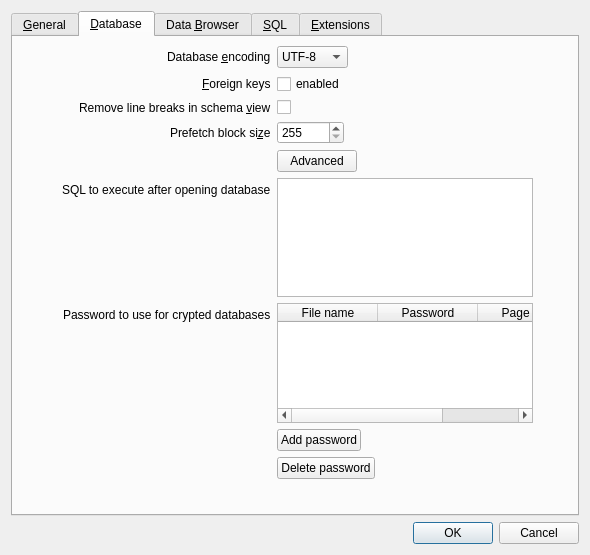
The window that src/PreferencesDialog.ui (sqlitebrowser/sqlitebrowser) describes before a commit, drawn with Qt 5.
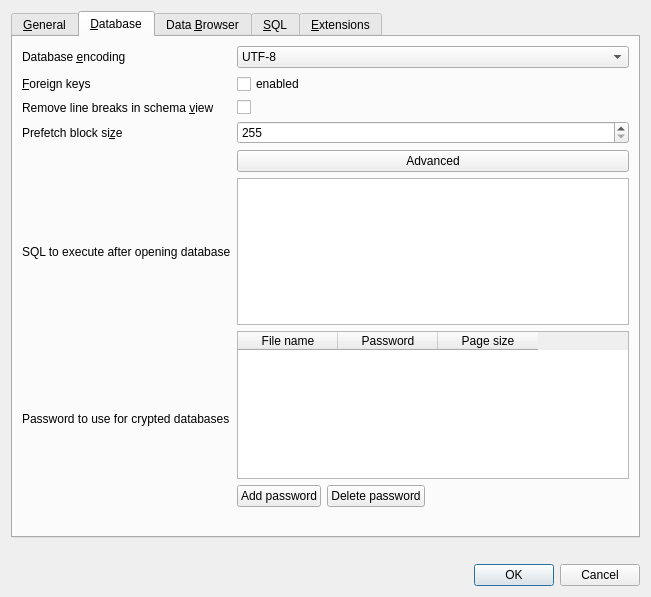
The same window after the commit. The open tabs and pages were chosen to show the change. Icons and pictures are not drawn. Custom widgets are drawn as their Qt base class.

Commit message: Rearrange database passwords widgets

```diff
--- a/src/PreferencesDialog.ui
+++ b/src/PreferencesDialog.ui
@@ -6,8 +6,8 @@
    <rect>
     <x>0</x>
     <y>0</y>
-    <width>590</width>
-    <height>555</height>
+    <width>651</width>
+    <height>597</height>
    </rect>
   </property>
   <property name="windowTitle">
@@ -20,7 +20,7 @@
    <item>
     <widget class="QTabWidget" name="tabWidget">
      <property name="currentIndex">
-      <number>0</number>
+      <number>1</number>
      </property>
      <widget class="QWidget" name="tab_4">
       <attribute name="title">
@@ -145,57 +145,11 @@
       <attribute name="title">
        <string>&amp;Database</string>
       </attribute>
-      <layout class="QFormLayout" name="formLayout">
-       <property name="fieldGrowthPolicy">
-        <enum>QFormLayout::FieldsStayAtSizeHint</enum>
-       </property>
-       <property name="labelAlignment">
-        <set>Qt::AlignRight|Qt::AlignTrailing|Qt::AlignVCenter</set>
-       </property>
-       <property name="formAlignment">
-        <set>Qt::AlignHCenter|Qt::AlignTop</set>
-       </property>
-       <item row="0" column="0">
-        <widget class="QLabel" name="label">
+      <layout class="QGridLayout" name="gridLayout_5">
+       <item row="8" column="0">
+        <widget class="QLabel" name="label_21">
          <property name="text">
-          <string>Database &amp;encoding</string>
-         </property>
-         <property name="buddy">
-          <cstring>encodingComboBox</cstring>
-         </property>
-        </widget>
-       </item>
-       <item row="0" column="1">
-        <widget class="QComboBox" name="encodingComboBox">
-         <item>
-          <property name="text">
-           <string notr="true">UTF-8</string>
-          </property>
-         </item>
-         <item>
-          <property name="text">
-           <string notr="true">UTF-16</string>
-          </property>
-         </item>
-        </widget>
-       </item>
-       <item row="1" column="0">
-        <widget class="QLabel" name="label_5">
-         <property name="toolTip">
-          <string>Open databases with foreign keys enabled.</string>
-         </property>
-         <property name="text">
-          <string>&amp;Foreign keys</string>
-         </property>
-         <property name="buddy">
-          <cstring>foreignKeysCheckBox</cstring>
-         </property>
-        </widget>
-       </item>
-       <item row="1" column="1">
-        <widget class="QCheckBox" name="foreignKeysCheckBox">
-         <property name="text">
-          <string>enabled</string>
+          <string>Password to use for crypted databases</string>
          </property>
         </widget>
        </item>
@@ -212,27 +166,21 @@
        <item row="2" column="1">
         <widget class="QCheckBox" name="checkHideSchemaLinebreaks"/>
        </item>
-       <item row="3" column="0">
-        <widget class="QLabel" name="label_2">
-         <property name="text">
-          <string>Prefetch block si&amp;ze</string>
-         </property>
-         <property name="buddy">
-          <cstring>spinPrefetchSize</cstring>
-         </property>
+       <item row="0" column="1">
+        <widget class="QComboBox" name="encodingComboBox">
+         <item>
+          <property name="text">
+           <string notr="true">UTF-8</string>
+          </property>
+         </item>
+         <item>
+          <property name="text">
+           <string notr="true">UTF-16</string>
+          </property>
+         </item>
         </widget>
        </item>
-       <item row="3" column="1">
-        <widget class="QSpinBox" name="spinPrefetchSize">
-         <property name="minimum">
-          <number>255</number>
-         </property>
-         <property name="maximum">
-          <number>1000000</number>
-         </property>
-        </widget>
-       </item>
-       <item row="4" column="1">
+       <item row="5" column="1">
         <widget class="QPushButton" name="buttonDatabaseAdvanced">
          <property name="text">
           <string>Advanced</string>
@@ -246,33 +194,70 @@
          </property>
         </widget>
        </item>
-       <item row="6" column="1">
-        <widget class="SqlTextEdit" name="editDatabaseDefaultSqlText">
-         <property name="minimumSize">
-          <size>
-           <width>20</width>
-           <height>0</height>
-          </size>
-         </property>
-         <property name="maximumSize">
-          <size>
-           <width>16777215</width>
-           <height>200</height>
-          </size>
-         </property>
-        </widget>
+       <item row="8" column="1">
+        <layout class="QVBoxLayout" name="verticalLayout_7">
+         <item>
+          <widget class="QTableWidget" name="tableWidgetDatabasePasswords">
+           <property name="sizePolicy">
+            <sizepolicy hsizetype="Expanding" vsizetype="Expanding">
+             <horstretch>0</horstretch>
+             <verstretch>0</verstretch>
+            </sizepolicy>
+           </property>
+           <property name="horizontalScrollMode">
+            <enum>QAbstractItemView::ScrollPerPixel</enum>
+           </property>
+           <column>
+            <property name="text">
+             <string>File name</string>
+            </property>
+           </column>
+           <column>
+            <property name="text">
+             <string>Password</string>
+            </property>
+           </column>
+           <column>
+            <property name="text">
+             <string>Page size</string>
+            </property>
+           </column>
+          </widget>
+         </item>
+         <item>
+          <layout class="QHBoxLayout" name="horizontalLayout_3">
+           <item>
+            <widget class="QPushButton" name="buttonAddPassword">
+             <property name="text">
+              <string>Add password</string>
+             </property>
+            </widget>
+           </item>
+           <item>
+            <widget class="QPushButton" name="buttonDeletePassword">
+             <property name="text">
+              <string>Delete password</string>
+             </property>
+            </widget>
+           </item>
+           <item>
+            <spacer name="horizontalSpacer_3">
+             <property name="orientation">
+              <enum>Qt::Horizontal</enum>
+             </property>
+             <property name="sizeHint" stdset="0">
+              <size>
+               <width>40</width>
+               <height>20</height>
+              </size>
+             </property>
+            </spacer>
+           </item>
+          </layout>
+         </item>
+        </layout>
        </item>
-       <item row="6" column="0">
-        <widget class="QLabel" name="labelDatabaseDefaultSqlText">
-         <property name="text">
-          <string>SQL to execute after opening database</string>
-         </property>
-         <property name="buddy">
-          <cstring>editDatabaseDefaultSqlText</cstring>
-         </property>
-        </widget>
-       </item>
-       <item row="10" column="1">
+       <item row="9" column="1">
         <spacer name="horizontalSpacer_2">
          <property name="orientation">
           <enum>Qt::Horizontal</enum>
@@ -285,43 +270,79 @@
          </property>
         </spacer>
        </item>
-       <item row="7" column="0">
-        <widget class="QLabel" name="label_21">
+       <item row="3" column="1">
+        <widget class="QSpinBox" name="spinPrefetchSize">
+         <property name="minimum">
+          <number>255</number>
+         </property>
+         <property name="maximum">
+          <number>1000000</number>
+         </property>
+        </widget>
+       </item>
+       <item row="0" column="0">
+        <widget class="QLabel" name="label">
          <property name="text">
-          <string>Password to use for crypted databases</string>
+          <string>Database &amp;encoding</string>
          </property>
+         <property name="buddy">
+          <cstring>encodingComboBox</cstring>
+         </property>
         </widget>
        </item>
-       <item row="7" column="1">
-        <widget class="QTableWidget" name="tableWidgetDatabasePasswords">
-         <column>
-          <property name="text">
-           <string>File name</string>
-          </property>
-         </column>
-         <column>
-          <property name="text">
-           <string>Password</string>
-          </property>
-         </column>
-         <column>
-          <property name="text">
-           <string>Page size</string>
-          </property>
-         </column>
+       <item row="1" column="0">
+        <widget class="QLabel" name="label_5">
+         <property name="toolTip">
+          <string>Open databases with foreign keys enabled.</string>
+         </property>
+         <property name="text">
+          <string>&amp;Foreign keys</string>
+         </property>
+         <property name="buddy">
+          <cstring>foreignKeysCheckBox</cstring>
+         </property>
         </widget>
        </item>
-       <item row="8" column="1">
-        <widget class="QPushButton" name="buttonAddPassword">
+       <item row="3" column="0">
+        <widget class="QLabel" name="label_2">
          <property name="text">
-          <string>Add password</string>
+          <string>Prefetch block si&amp;ze</string>
          </property>
+         <property name="buddy">
+          <cstring>spinPrefetchSize</cstring>
+         </property>
         </widget>
        </item>
-       <item row="9" column="1">
-        <widget class="QPushButton" name="buttonDeletePassword">
+       <item row="1" column="1">
+        <widget class="QCheckBox" name="foreignKeysCheckBox">
          <property name="text">
-          <string>Delete password</string>
+          <string>enabled</string>
+         </property>
+        </widget>
+       </item>
+       <item row="6" column="0">
+        <widget class="QLabel" name="labelDatabaseDefaultSqlText">
+         <property name="text">
+          <string>SQL to execute after opening database</string>
+         </property>
+         <property name="buddy">
+          <cstring>editDatabaseDefaultSqlText</cstring>
+         </property>
+        </widget>
+       </item>
+       <item row="6" column="1">
+        <widget class="SqlTextEdit" name="editDatabaseDefaultSqlText">
+         <property name="minimumSize">
+          <size>
+           <width>20</width>
+           <height>0</height>
+          </size>
+         </property>
+         <property name="maximumSize">
+          <size>
+           <width>16777215</width>
+           <height>200</height>
+          </size>
          </property>
         </widget>
        </item>
@@ -989,6 +1010,19 @@
      </widget>
     </widget>
    </item>
+   <item>
+    <spacer name="horizontalSpacer">
+     <property name="orientation">
+      <enum>Qt::Horizontal</enum>
+     </property>
+     <property name="sizeHint" stdset="0">
+      <size>
+       <width>40</width>
+       <height>20</height>
+      </size>
+     </property>
+    </spacer>
+   </item>
    <item>
     <widget class="QDialogButtonBox" name="buttonBox">
      <property name="orientation">
```
